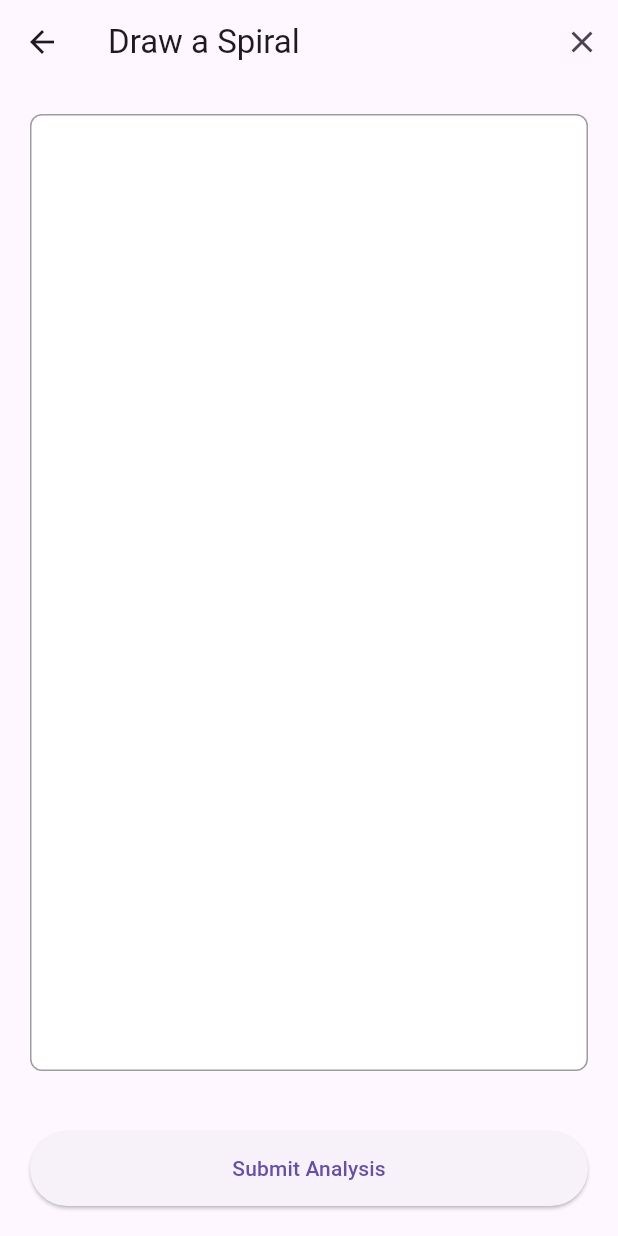
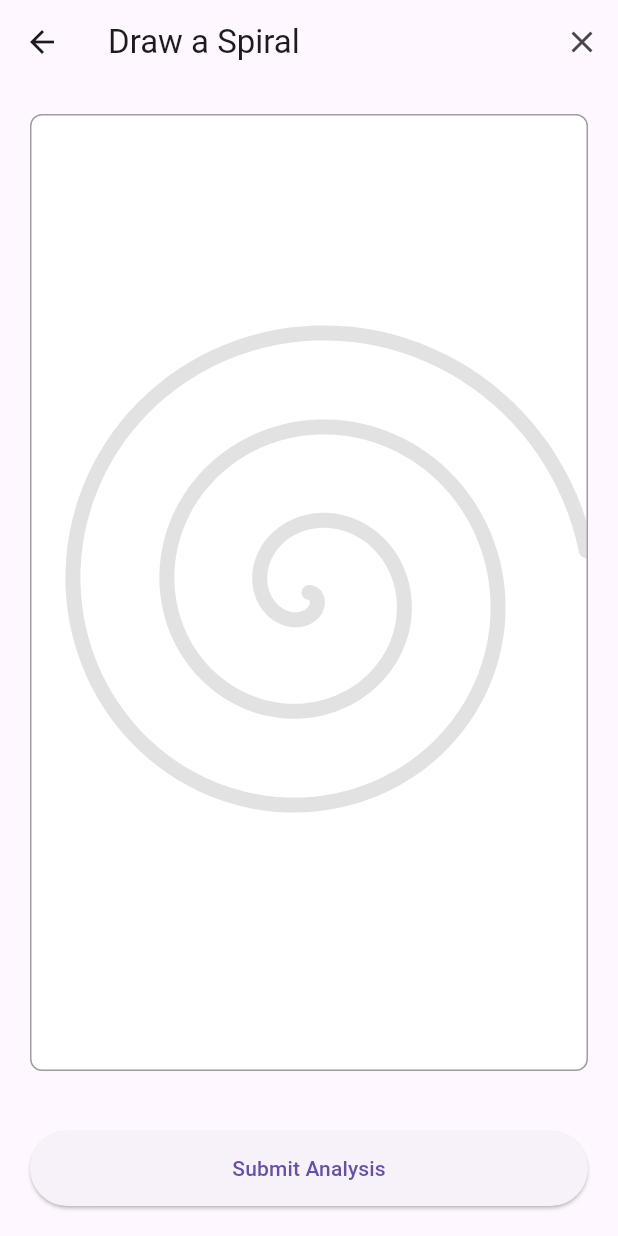
Before and after one commit to Zemmar2024/parkinson_app, a Flutter app: the DrawingScreen screen opened directly, after a tap on "Submit Analysis", on a phone screen of 412 x 824 dp. Run offline on Flutter 3.47's test engine with Material 3 defaults, Android fonts, the phone set to English and light mode, and no system bars; network calls fail.

```diff
--- a/frontend/lib/main.dart
+++ b/frontend/lib/main.dart
@@ -7,11 +7,17 @@ import 'package:http/http.dart' as http;
 import 'package:provider/provider.dart';
 import 'package:intl/intl.dart';
 
+import 'dart:math' as math;
+import 'screens/admin_users_screen.dart'; // Assurez-vous que le chemin est bon
+
 // --- CONFIG ---
 // Use 10.0.2.2 for Android Emulator, or your PC IP (e.g. 192.168.x.x) for physical device
 // const String BASE_URL = "http://10.0.2.2:8000";
 // const String BASE_URL = "http://127.0.0.1:8000"; // Ancien (Local)
-const String BASE_URL = "https://parkinson-app-6vt4.onrender.com";  // Nouveau (Internet)
+//"const String BASE_URL = "https://parkinson-app-6vt4.onrender.com";  // Nouveau (Internet)
+
+const String BASE_URL = "http://10.0.2.2:8000";
+
 void main() {
   runApp(
     MultiProvider(
@@ -302,21 +308,83 @@ class _DrawingScreenState extends State<DrawingScreen> {
   }
 }
 
+
 class SpiralPainter extends CustomPainter {
   final List<Offset?> points;
   SpiralPainter(this.points);
-  @override
+
+ @override
   void paint(Canvas canvas, Size size) {
-    Paint paint = Paint()..color = Colors.black..strokeCap = StrokeCap.round..strokeWidth = 4.0;
+    // --- PARTIE 1 : LE MODÈLE (Spirale Grise) ---
+    Paint guidePaint = Paint()
+      ..color = Colors.grey.withOpacity(0.3) // Plus clair pour ne pas gêner
+      ..style = PaintingStyle.stroke
+      ..strokeWidth = 10.0 // Assez large pour servir de chemin
+      ..strokeCap = StrokeCap.round;
+
+    Path guidePath = Path();
+    double centerX = size.width / 2;
+    double centerY = size.height / 2;
+
+    // --- CORRECTION ICI ---
+    // growthFactor détermine l'écartement entre les lignes.
+    // 6.0 donne un écart d'environ 35 pixels entre chaque tour, ce qui est bien.
+    double growthFactor = 10.0;
+
+    // On limite à 4 tours complets (4 * 2 * PI) pour ne pas sortir de l'écran
+    double maxAngle = 4 * 2 * math.pi;
+
+    guidePath.moveTo(centerX, centerY);
+
+    for (double i = 0; i < maxAngle; i += 0.05) {
+      double angle = i;
+      double radius = growthFactor * angle;
+
+      double x = centerX + radius * math.cos(angle);
+      double y = centerY + radius * math.sin(angle);
+
+      // Sécurité pour ne pas dessiner hors de la zone
+      if (x < 0 || x > size.width || y < 0 || y > size.height) break;
+
+      guidePath.lineTo(x, y);
+    }
+
+    canvas.drawPath(guidePath, guidePaint);
+
+
+    // --- PARTIE 2 : LE DESSIN DU PATIENT (Trait Noir) ---
+    Paint userPaint = Paint()
+      ..color = Colors.black
+      ..style = PaintingStyle.stroke // Important : stroke sinon il remplit
+      ..strokeCap = StrokeCap.round
+      ..strokeWidth = 4.0; // Trait fin pour la précision
+
     for (int i = 0; i < points.length - 1; i++) {
       if (points[i] != null && points[i + 1] != null) {
-        canvas.drawLine(points[i]!, points[i + 1]!, paint);
+        canvas.drawLine(points[i]!, points[i + 1]!, userPaint);
       }
     }
   }
+
   @override
   bool shouldRepaint(SpiralPainter oldDelegate) => true;
 }
+
+//class SpiralPainter extends CustomPainter {
+//  final List<Offset?> points;
+ // SpiralPainter(this.points);
+ // @override
+ // void paint(Canvas canvas, Size size) {
+ //   Paint paint = Paint()..color = Colors.black..strokeCap = StrokeCap.round..strokeWidth = 4.0;
+  //  for (int i = 0; i < points.length - 1; i++) {
+   //   if (points[i] != null && points[i + 1] != null) {
+   //     canvas.drawLine(points[i]!, points[i + 1]!, paint);
+    //  }
+   // }
+ // }
+ // @override
+ // bool shouldRepaint(SpiralPainter oldDelegate) => true;
+// }
 
 class ResultScreen extends StatelessWidget {
   final Map<String, dynamic> result;
@@ -427,6 +495,9 @@ class AdminScreen extends StatelessWidget {
 
   @override
   Widget build(BuildContext context) {
+    // 1. On récupère l'info de l'utilisateur connecté (l'admin)
+    final auth = Provider.of<AuthProvider>(context, listen: false);
+
     return Scaffold(
       appBar: AppBar(title: const Text("Admin Dashboard")),
       body: FutureBuilder<Map<String, dynamic>>(
@@ -443,6 +514,33 @@ class AdminScreen extends StatelessWidget {
                 _statCard("Total Users", "${data['total_users']}", Colors.blue),
                 _statCard("Total Tests Run", "${data['total_drawings']}", Colors.purple),
                 _statCard("Avg Global Risk", "${(data['average_risk_score'] * 100).toStringAsFixed(1)}%", Colors.orange),
+
+                const SizedBox(height: 30), // Espace avant le bouton
+
+                // 2. AJOUT DU BOUTON ICI 👇
+                SizedBox(
+                  width: double.infinity, // Pour que le bouton prenne toute la largeur
+                  height: 50,
+                  child: ElevatedButton.icon(
+                    icon: const Icon(Icons.people, color: Colors.white),
+                    label: const Text("Manage users", style: TextStyle(color: Colors.white, fontSize: 18)),
+                    style: ElevatedButton.styleFrom(
+                      backgroundColor: Colors.teal, // Couleur du bouton
+                      shape: RoundedRectangleBorder(borderRadius: BorderRadius.circular(12)),
+                    ),
+                    onPressed: () {
+                      // On vérifie que l'ID n'est pas null avant de naviguer
+                      if (auth.userId != null) {
+                        Navigator.push(
+                          context,
+                          MaterialPageRoute(
+                            builder: (context) => AdminUsersScreen(adminId: auth.userId!),
+                          ),
+                        );
+                      }
+                    },
+                  ),
+                ),
               ],
             ),
           );
```
Also changed, not shown: frontend/lib/models/user_model.dart (added, +15 -0 lines), frontend/lib/screens/admin_users_screen.dart (added, +102 -0 lines), frontend/lib/services/api_service.dart (added, +34 -0 lines), uploads/2_1763839865.480767.png (added), uploads/2_1763839935.161345.png (added), uploads/2_1763840978.432519.png (added), uploads/2_1763841618.951789.png (added), uploads/2_1763841633.491809.png (added), uploads/3_1763842169.973491.png (added), uploads/3_1763842187.222396.png (added), 4 other files.
